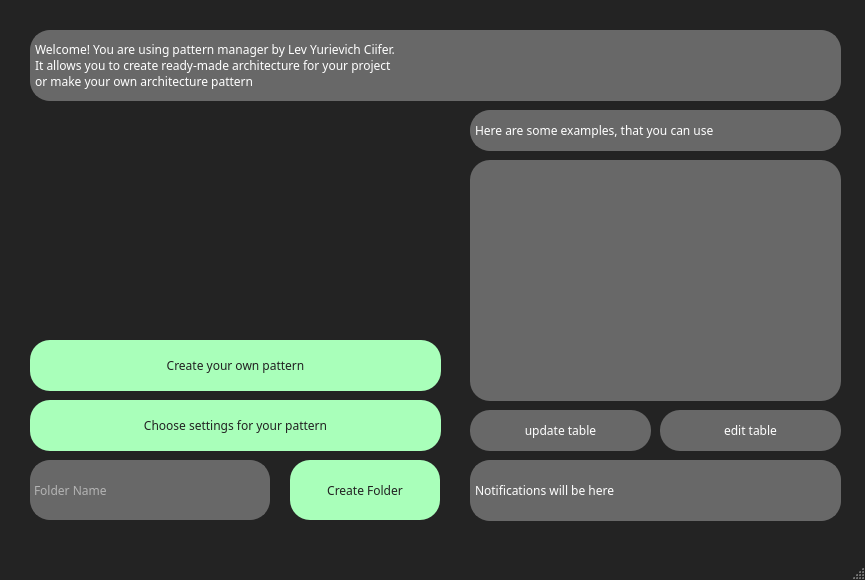
Qt form Qt_handlers/ui_files/pattern_manager.ui (AntonGrigorievich/pattern_manager_pyqt) before a commit.
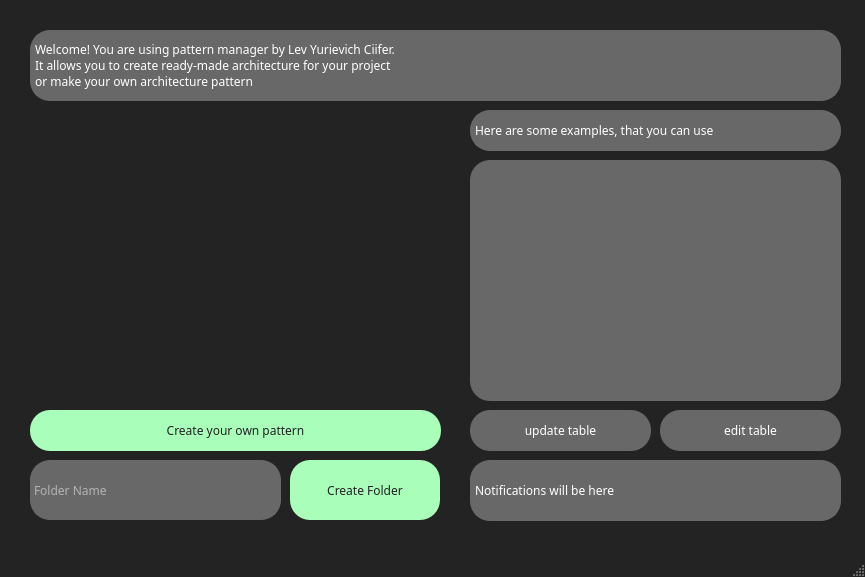
The same form after that commit. Icons and pictures are not drawn.

Commit message: choose_widget

```diff
--- a/Qt_handlers/ui_files/pattern_manager.ui
+++ b/Qt_handlers/ui_files/pattern_manager.ui
@@ -7,7 +7,7 @@
     <x>0</x>
     <y>0</y>
     <width>865</width>
-    <height>580</height>
+    <height>577</height>
    </rect>
   </property>
   <property name="maximumSize">
@@ -34,7 +34,7 @@
      <rect>
       <x>30</x>
       <y>460</y>
-      <width>240</width>
+      <width>251</width>
       <height>60</height>
      </rect>
     </property>
@@ -99,48 +99,13 @@
      <string>Create Folder</string>
     </property>
    </widget>
-   <widget class="QPushButton" name="settings_button">
-    <property name="geometry">
-     <rect>
-      <x>30</x>
-      <y>400</y>
-      <width>411</width>
-      <height>51</height>
-     </rect>
-    </property>
-    <property name="styleSheet">
-     <string notr="true">QPushButton {
-    color: rgb(34, 34, 34);
-    text-decoration: none;
-    /* margin-top: 10px; */
-    padding: 1px;
-    text-transform: uppercase;
-    transition: 0.5s;
-    display: inline-block;
-    position: relative;
-    letter-spacing: 0.3em;
-	background-color:rgb(169, 255, 186);
-	font-family: Plain,Helvetica Neue,Arial,Noto Sans,sans-serif;
-	border-radius: 20px;
-}
-
-QPushButton:hover {
-	border: rgb(255, 170, 0);
-    cursor: pointer;
-    background-color: rgb(115, 255, 148);
-}</string>
-    </property>
-    <property name="text">
-     <string>Choose settings for your pattern</string>
-    </property>
-   </widget>
    <widget class="QPushButton" name="create_button">
     <property name="geometry">
      <rect>
       <x>30</x>
-      <y>340</y>
+      <y>410</y>
       <width>411</width>
-      <height>51</height>
+      <height>41</height>
      </rect>
     </property>
     <property name="styleSheet">
```
The commit also changes 16 other files.
